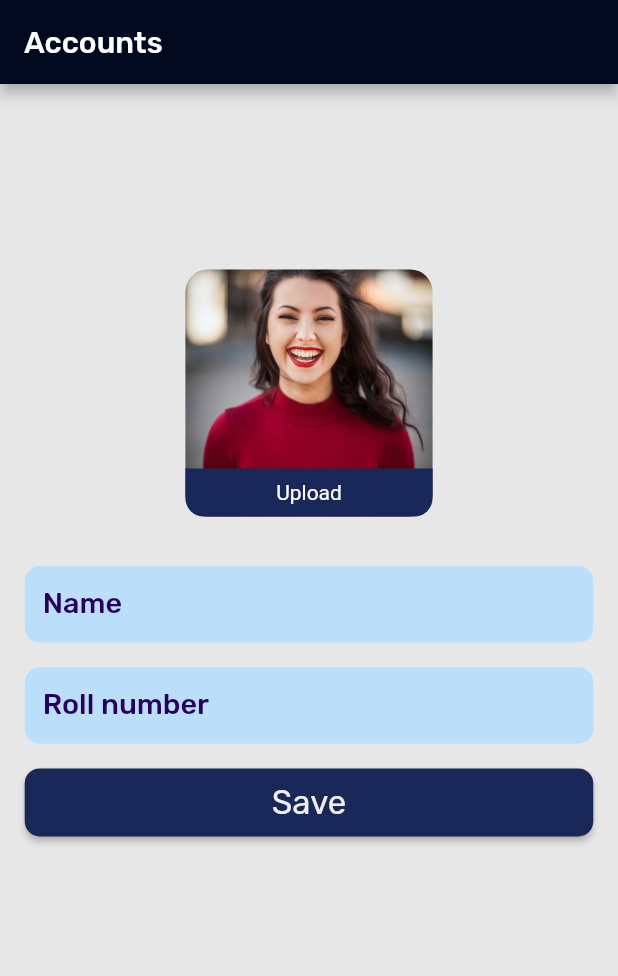
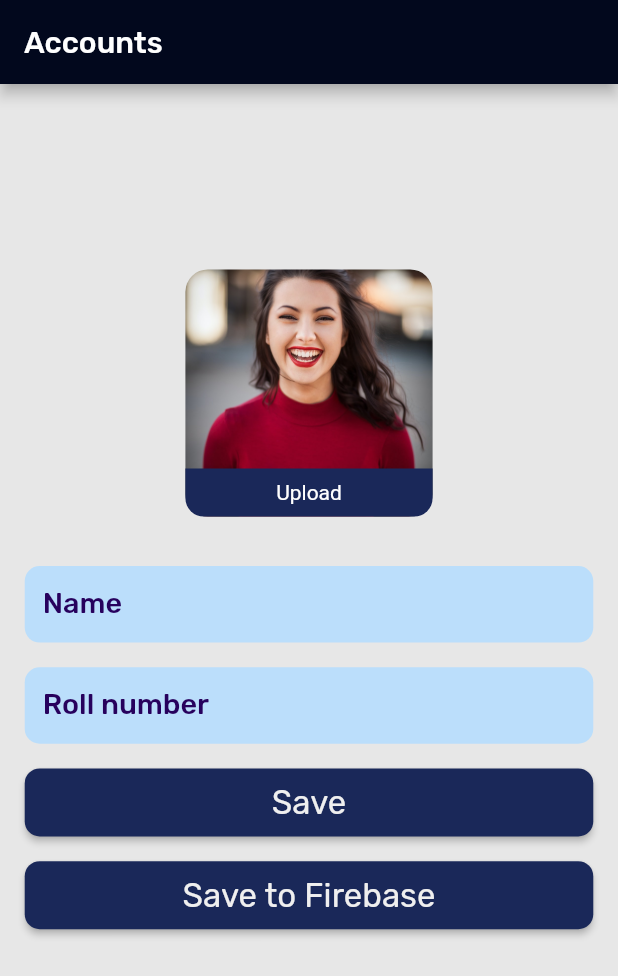
Before and after one commit to fasil2401/axolon_test, a Flutter app: the AccountAdd screen opened by its route, on a phone screen of 412 x 824 dp. Shown: the top 976 px of the screen. Run offline on Flutter 3.47's test engine with Material 2 defaults, Android fonts, the phone set to English and light mode, and no system bars; our stand-ins replace cloud_firestore, firebase_core, get, hive_flutter, image_picker, sizer; accounts and stored records are empty.

Commit message:
fire base done

```diff
--- /dev/null
+++ b/lib/model/firebase_model.dart
@@ -0,0 +1,28 @@
+import 'package:cloud_firestore/cloud_firestore.dart';
+
+class Acccount {
+  String id;
+  final String name;
+  final int roll;
+  final dynamic imagePath;
+  final bool isFirebase;
+
+  Acccount({
+    this.id = '',
+    required this.name,
+    required this.roll,
+    required this.isFirebase,
+   required this.imagePath
+  });
+
+  Map<String, dynamic> toJson() {
+    return {'id': id, 'name': name, 'roll': roll, 'isFirebase': isFirebase, 'imagePath': imagePath};
+  }
+
+  Acccount.fromDocumentSnapshot(DocumentSnapshot<Map<String, dynamic>> doc)
+      : id = doc['id'],
+        name = doc['name'],
+        roll = doc['roll'],
+        imagePath = doc['imagePath'],
+        isFirebase = doc['isFirebase'];
+}
--- a/lib/view/account_add.dart
+++ b/lib/view/account_add.dart
@@ -5,9 +5,11 @@ import 'package:get/get.dart';
 import 'package:image_picker/image_picker.dart';
 import 'package:interview_axolon/controller/account_control.dart';
 import 'package:interview_axolon/model/account.dart';
+import 'package:interview_axolon/model/firebase_model.dart';
 import 'package:interview_axolon/view/constants/paddings.dart';
 import 'package:sizer/sizer.dart';
 
+import '../services/firebase_services.dart';
 import 'constants/border_radius.dart';
 import 'constants/colors.dart';
 import 'constants/heights.dart';
@@ -23,6 +25,8 @@ class _AccountAddState extends State<AccountAdd> {
   final _formKey = GlobalKey<FormState>();
   TextEditingController _nameController = TextEditingController();
   TextEditingController _rollController = TextEditingController();
+
+  final services = Services();
 final controller = Get.put(AccountsController());
   XFile? _image;
 
@@ -183,6 +187,45 @@ final controller = Get.put(AccountsController());
                         roll: int.parse(rollText),
                         imagePath: _imagePath,
                       ));
+                      // Get.back();
+
+                      }
+                      else{
+                        Get.snackbar('Alert', 'Please Enter Valid Text', snackPosition: SnackPosition.BOTTOM);
+                      }
+                      },
+                      child: Text(
+                        "Save",
+                        style: TextStyle(
+                          color: textFieldColor,
+                          fontSize: 16.sp,
+                          fontFamily: 'Rubik',
+                          fontWeight: FontWeight.w400,
+                        ),
+                      ),
+                    ),
+                  ),
+
+                  commonHeight2,
+                  SizedBox(
+                    height: 5.5.h,
+                    width: double.infinity,
+                    child: ElevatedButton(
+                      style: ElevatedButton.styleFrom(
+                        primary: textBlueColor,
+                        shape: RoundedRectangleBorder(
+                          borderRadius: BorderRadius.circular(10), // <-- Radius
+                        ),
+                      ),
+                      onPressed: () async{
+                        // loginControl.checkLoginForm();
+                        bool? isValidated = _formKey.currentState?.validate();
+                    if (isValidated == true) {
+                      String nameText = _nameController.text;
+                      String rollText = _rollController.text;
+
+                     final account = Acccount(name: nameText, roll: int.parse(rollText), isFirebase: true, imagePath: _imagePath);
+                      services.createAccount(account);
                       Get.back();
 
                       }
@@ -191,7 +234,7 @@ final controller = Get.put(AccountsController());
                       }
                       },
                       child: Text(
-                        "Save",
+                        "Save to Firebase",
                         style: TextStyle(
                           color: textFieldColor,
                           fontSize: 16.sp,
```
Also changed, not shown: lib/services/firebase_services.dart (added, +21 -0 lines).
